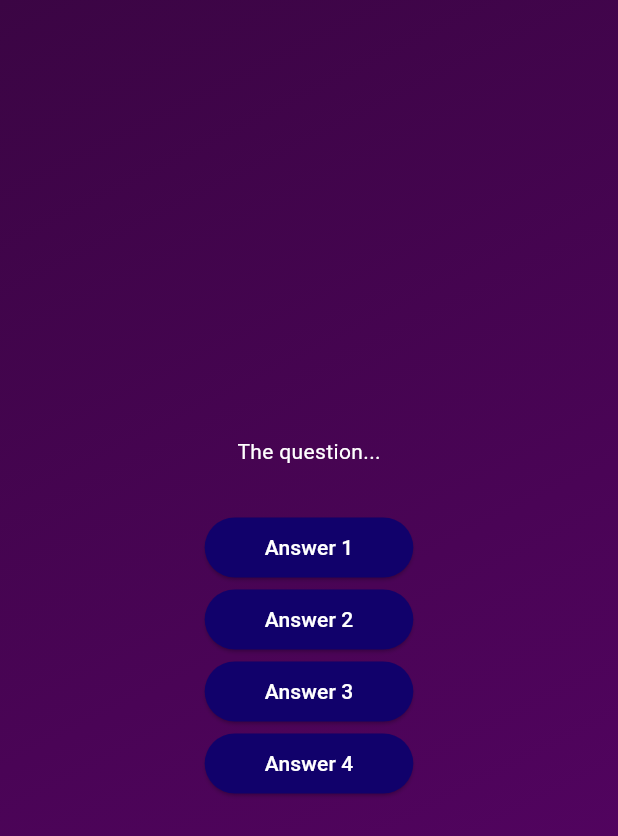
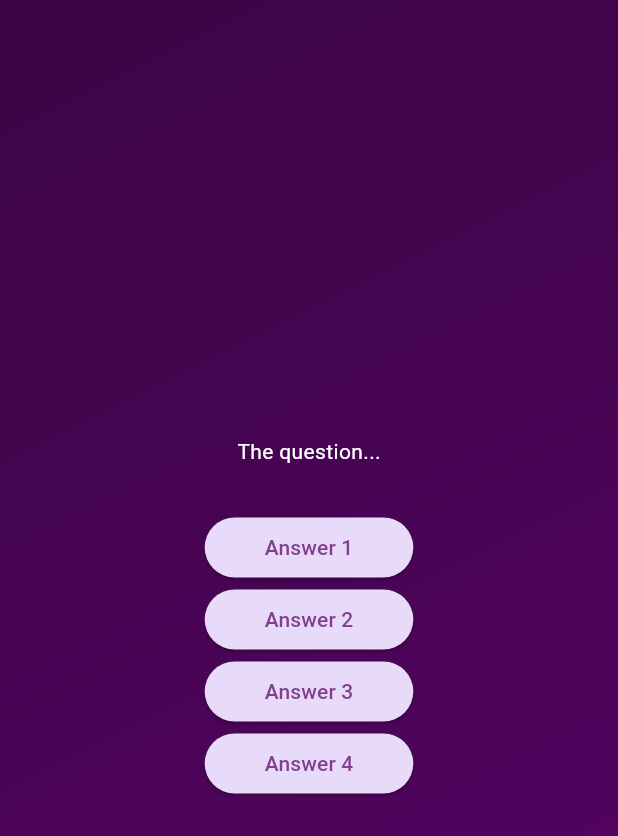
Before and after one commit to dainavipurav/002_flutter_quiz, a Flutter app: the screen it shows after launch, after a tap on "Start Quize", on a phone screen of 412 x 824 dp. Shown: the top 836 px of the screen. Run offline on Flutter 3.47's test engine with Material 3 defaults, Android fonts, the light colour scheme and no system bars.

Commit message:
styling added

```diff
--- a/lib/answer_button.dart
+++ b/lib/answer_button.dart
@@ -13,8 +13,8 @@ class AnswerButton extends StatelessWidget {
       onPressed: onTap,
       style: ElevatedButton.styleFrom(
         padding: const EdgeInsets.symmetric(horizontal: 40, vertical: 10),
-        backgroundColor: Color.fromARGB(255, 17, 1, 107),
-        foregroundColor: Colors.white,
+        backgroundColor: const Color.fromARGB(255, 232, 219, 249),
+        foregroundColor: const Color.fromARGB(255, 131, 63, 143),
         shape: RoundedRectangleBorder(
           borderRadius: BorderRadius.circular(40),
         ),
```
